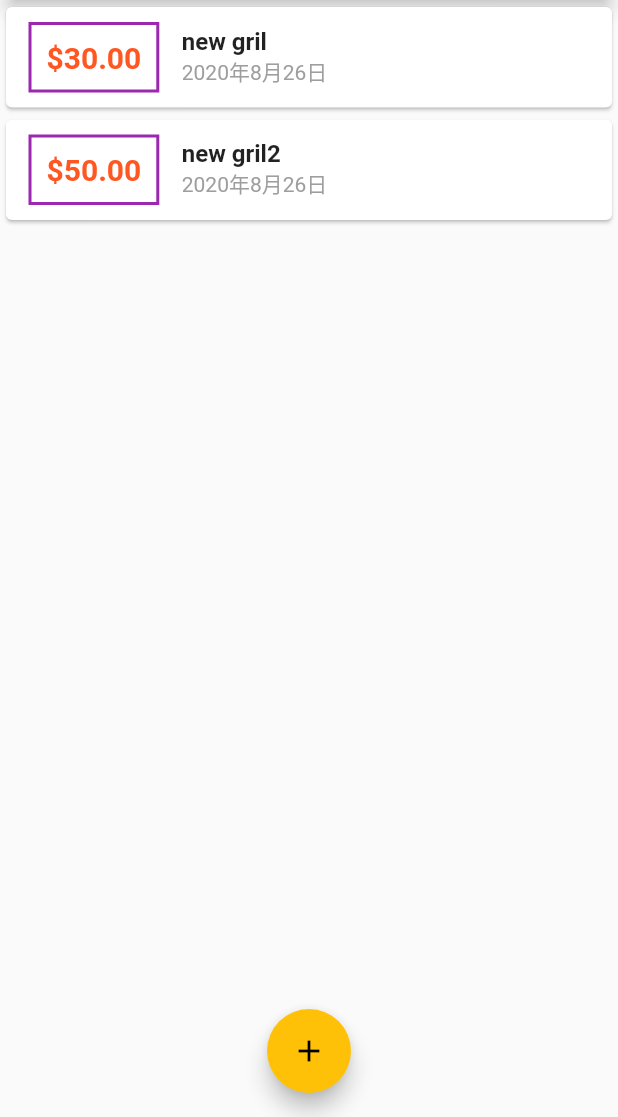
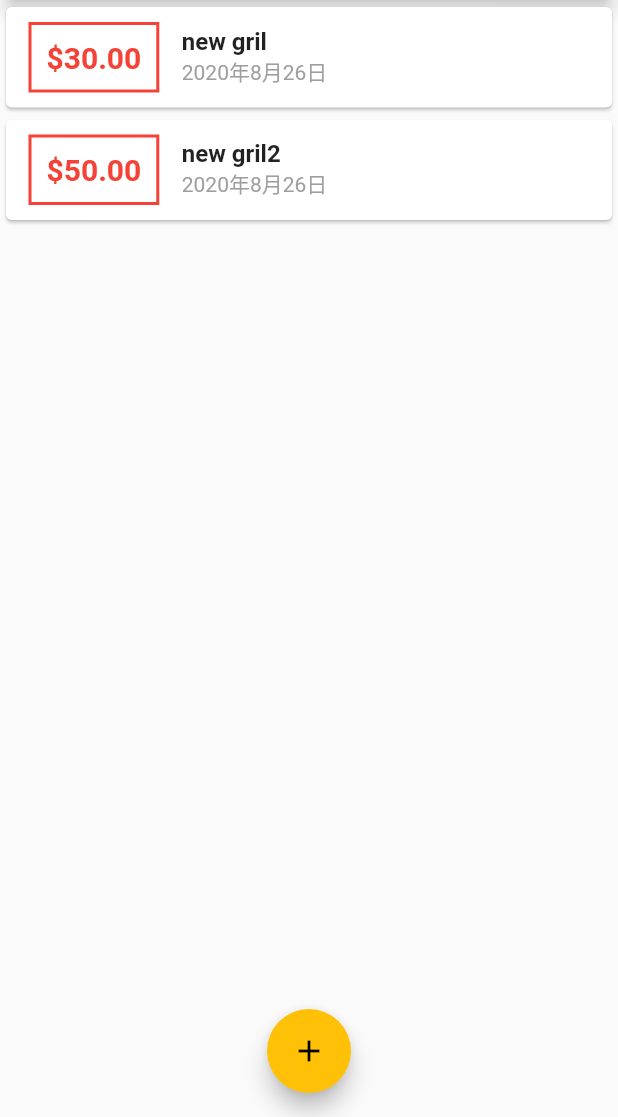
Before and after one commit to gentixyann/first_-flutter, a Flutter app: the screen it shows after launch, on a phone screen of 412 x 824 dp, the part 119-1236 px from its top. Run offline on Flutter 3.47's test engine with Material 2 defaults, Android fonts, the phone set to English and light mode, and no system bars.

```diff
--- a/lib/widgets/transaction_list.dart
+++ b/lib/widgets/transaction_list.dart
@@ -19,13 +19,14 @@ class TransactionList extends StatelessWidget {
                   margin: EdgeInsets.symmetric(vertical: 10, horizontal: 15),
                   padding: EdgeInsets.all(10),
                   decoration: BoxDecoration(
-                      border: Border.all(color: Colors.purple, width: 2)),
+                      border: Border.all(
+                          color: Theme.of(context).primaryColor, width: 2)),
                   child: Text(
                     '\$${transactions[index].amount.toStringAsFixed(2)}',
                     style: TextStyle(
                       fontWeight: FontWeight.bold,
                       fontSize: 20,
-                      color: Colors.deepOrange,
+                      color: Theme.of(context).primaryColor,
                     ),
                   ),
                 ),
```
Also changed, not shown: assets/fonts/OpenSans-Bold.ttf (added), assets/fonts/OpenSans-Regular.ttf (added), assets/fonts/Quicksand-Bold.ttf (added), assets/fonts/Quicksand-Light.ttf (added), assets/fonts/Quicksand-Medium.ttf (added), assets/fonts/Quicksand-Regular.ttf (added).
